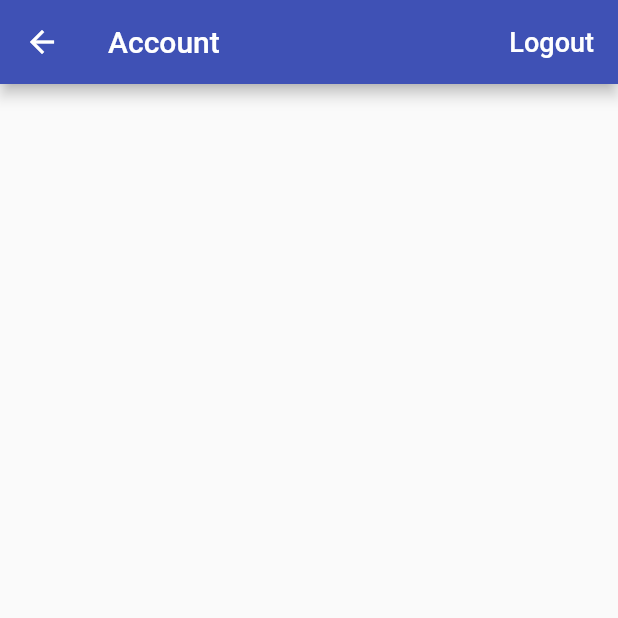
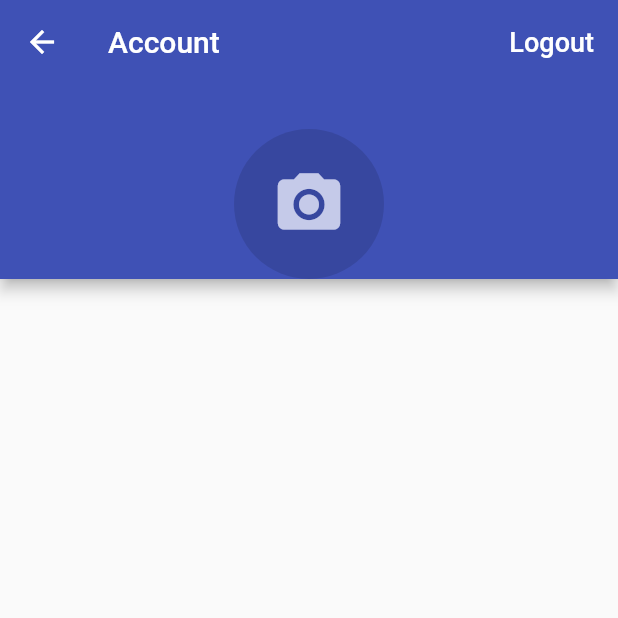
Before and after one commit to bizz84/time_tracker_flutter_course, a Flutter app: the AccountPage screen opened directly, on a phone screen of 412 x 824 dp, the top half of it. Run offline on Flutter 3.47's test engine with Material 2 defaults, Android fonts, the phone set to English and light mode, and no system bars; our stand-ins replace cloud_firestore, firebase_auth, firebase_core, google_sign_in, rxdart; missing offline and left inert: flutter_login_facebook; accounts and stored records are empty.

Commit message:
Adding the Avatar Image

```diff
--- a/lib/app/home/account/account_page.dart
+++ b/lib/app/home/account/account_page.dart
@@ -1,5 +1,7 @@
+import 'package:firebase_auth/firebase_auth.dart';
 import 'package:flutter/material.dart';
 import 'package:provider/provider.dart';
+import 'package:time_tracker_flutter_course/common_widgets/avatar.dart';
 import 'package:time_tracker_flutter_course/common_widgets/show_alert_dialog.dart';
 import 'package:time_tracker_flutter_course/services/auth.dart';
 
@@ -28,7 +30,6 @@ class AccountPage extends StatelessWidget {
   @override
   Widget build(BuildContext context) {
     final auth = Provider.of<AuthBase>(context, listen: false);
-    auth.currentUser;
     return Scaffold(
       appBar: AppBar(
         title: Text('Account'),
@@ -44,7 +45,18 @@ class AccountPage extends StatelessWidget {
             onPressed: () => _confirmSignOut(context),
           ),
         ],
+        bottom: PreferredSize(
+          preferredSize: Size.fromHeight(130),
+          child: _buildUserInfo(auth.currentUser),
+        ),
       ),
     );
   }
+
+  Widget _buildUserInfo(User user) {
+    return Avatar(
+      photoUrl: user.photoURL,
+      radius: 50,
+    );
+  }
 }
--- /dev/null
+++ b/lib/common_widgets/avatar.dart
@@ -0,0 +1,17 @@
+import 'package:flutter/material.dart';
+
+class Avatar extends StatelessWidget {
+  const Avatar({Key key, this.photoUrl, @required this.radius}) : super(key: key);
+  final String photoUrl;
+  final double radius;
+
+  @override
+  Widget build(BuildContext context) {
+    return CircleAvatar(
+      radius: radius,
+      backgroundColor: Colors.black12,
+      backgroundImage: photoUrl != null ? NetworkImage(photoUrl) : null,
+      child: photoUrl == null ? Icon(Icons.camera_alt, size: radius) : null,
+    );
+  }
+}
```
